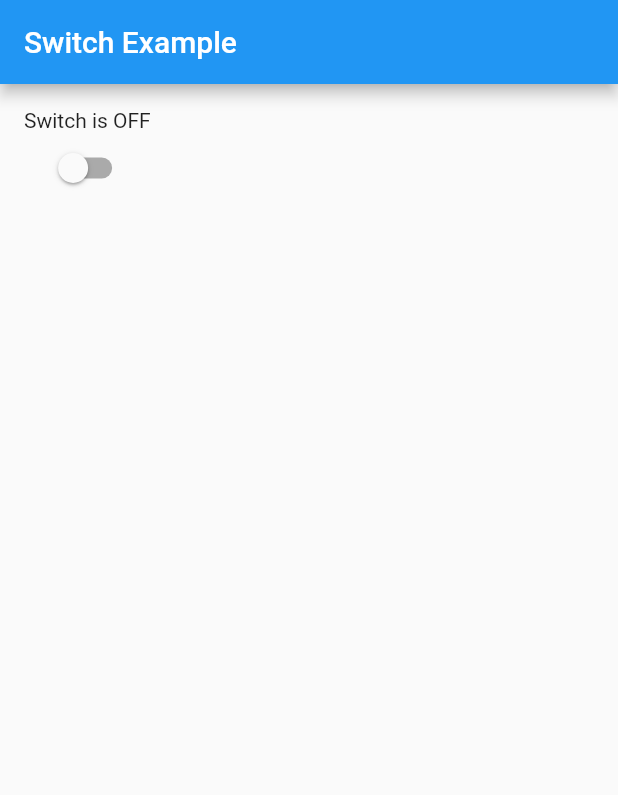
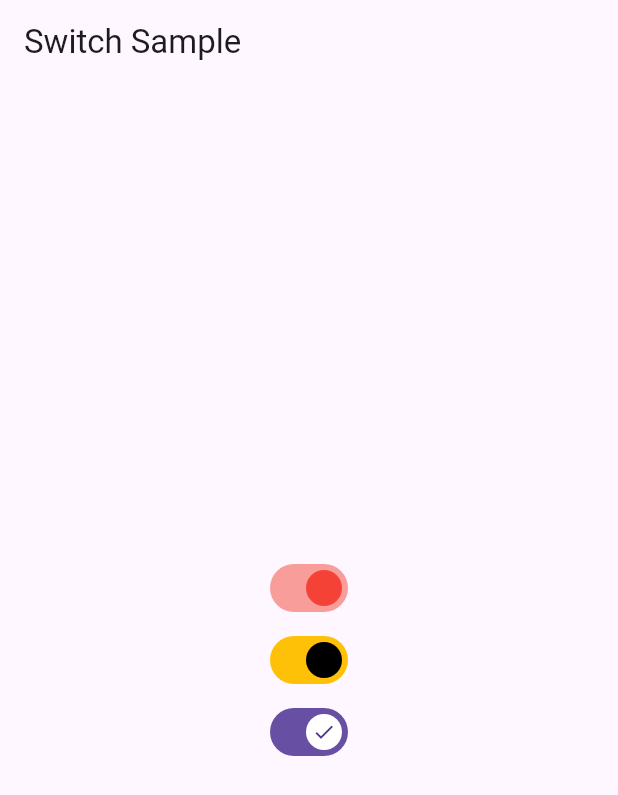
Before and after one commit to YYxDeveloper/first_flutter, a Flutter app: the screen it shows after launch, on a phone screen of 412 x 824 dp. Shown: the top 795 px of the screen. Run offline on Flutter 3.47's test engine with Material 2 defaults, Android fonts, the light colour scheme and no system bars.

Commit message:
---OBJECT---3 switch example
# Conflicts:
#	lib/main.dart

```diff
--- a/lib/main.dart
+++ b/lib/main.dart
@@ -1,43 +1,118 @@
 import 'package:flutter/material.dart';
 
-void main() {
-  runApp(MyApp());
-}
+/// Flutter code sample for [Switch].
 
-class MyApp extends StatefulWidget {
-  @override
-  _MyAppState createState() => _MyAppState();
-}
+void main() => runApp(const SwitchApp());
 
-class _MyAppState extends State<MyApp> {
-  bool _switchValue = false;
-  String _displayText = 'Switch is OFF';
+class SwitchApp extends StatelessWidget {
+  const SwitchApp({super.key});
 
   @override
   Widget build(BuildContext context) {
     return MaterialApp(
+      theme: ThemeData(useMaterial3: true),
       home: Scaffold(
-        appBar: AppBar(
-          title: Text('Switch Example'),
-        ),
-        body: Container(
-          padding: EdgeInsets.all(16.0),
-          child: Column(
-            children: [
-              Text(_displayText),
-              Switch(
-                value: _switchValue,
-                onChanged: (value) {
-                  setState(() {
-                    _switchValue = value;
-                    _displayText = value ? 'Switch is ON' : 'Switch is OFF';
-                  });
-                },
-              ),
-            ],
-          ),
+        appBar: AppBar(title: const Text('Switch Sample')),
+        body: const Center(
+          child: SwitchExample(),
         ),
       ),
     );
   }
 }
+
+class SwitchExample extends StatefulWidget {
+  const SwitchExample({super.key});
+
+  @override
+  State<SwitchExample> createState() => _SwitchExampleState();
+}
+
+class _SwitchExampleState extends State<SwitchExample> {
+  bool light = true;
+  bool light0 = true;
+  bool light1 = true;
+  final MaterialStateProperty<Color?> trackColor =
+  MaterialStateProperty.resolveWith<Color?>(
+        (Set<MaterialState> states) {
+      // Track color when the switch is selected.
+      if (states.contains(MaterialState.selected)) {
+        return Colors.amber;
+      }
+      // Otherwise return null to set default track color
+      // for remaining states such as when the switch is
+      // hovered, focused, or disabled.
+      return null;
+    },
+  );
+  final MaterialStateProperty<Color?> overlayColor =
+  MaterialStateProperty.resolveWith<Color?>(
+        (Set<MaterialState> states) {
+      // Material color when switch is selected.
+      if (states.contains(MaterialState.selected)) {
+        return Colors.amber.withOpacity(0.54);
+      }
+      // Material color when switch is disabled.
+      if (states.contains(MaterialState.disabled)) {
+        return Colors.grey.shade400;
+      }
+      // Otherwise return null to set default material color
+      // for remaining states such as when the switch is
+      // hovered, or focused.
+      return null;
+    },
+  );
+  final MaterialStateProperty<Icon?> thumbIcon =
+      MaterialStateProperty.resolveWith<Icon?>(
+    (Set<MaterialState> states) {
+      if (states.contains(MaterialState.selected)) {
+        return const Icon(Icons.check);
+      }
+      return const Icon(Icons.close);
+    },
+  );
+
+  @override
+  Widget build(BuildContext context) {
+    return Column(
+      mainAxisAlignment: MainAxisAlignment.center,
+      children: <Widget>[
+        Switch(
+          //basic switch
+          // This bool value toggles the switch.
+          value: light,
+          activeColor: Colors.red,
+          onChanged: (bool value) {
+            // This is called when the user toggles the switch.
+            setState(() {
+              light = value;
+
+            });
+          },
+        ),
+        Switch(
+            //  customize Switch using MaterialStateProperty switch properties
+          value: light,
+          overlayColor: overlayColor,
+          trackColor: trackColor,
+          thumbColor: const MaterialStatePropertyAll<Color>(Colors.black),
+          onChanged: (bool value) {
+            // This is called when the user toggles the switch.
+            setState(() {
+              light = value;
+            });
+          },
+        ),
+        Switch(
+          thumbIcon: thumbIcon,
+          value: light1,
+          onChanged: (bool value) {
+            setState(() {
+              light1 = value;
+            });
+          },
+        ),
+      ],
+    );
+  }
+}
```
